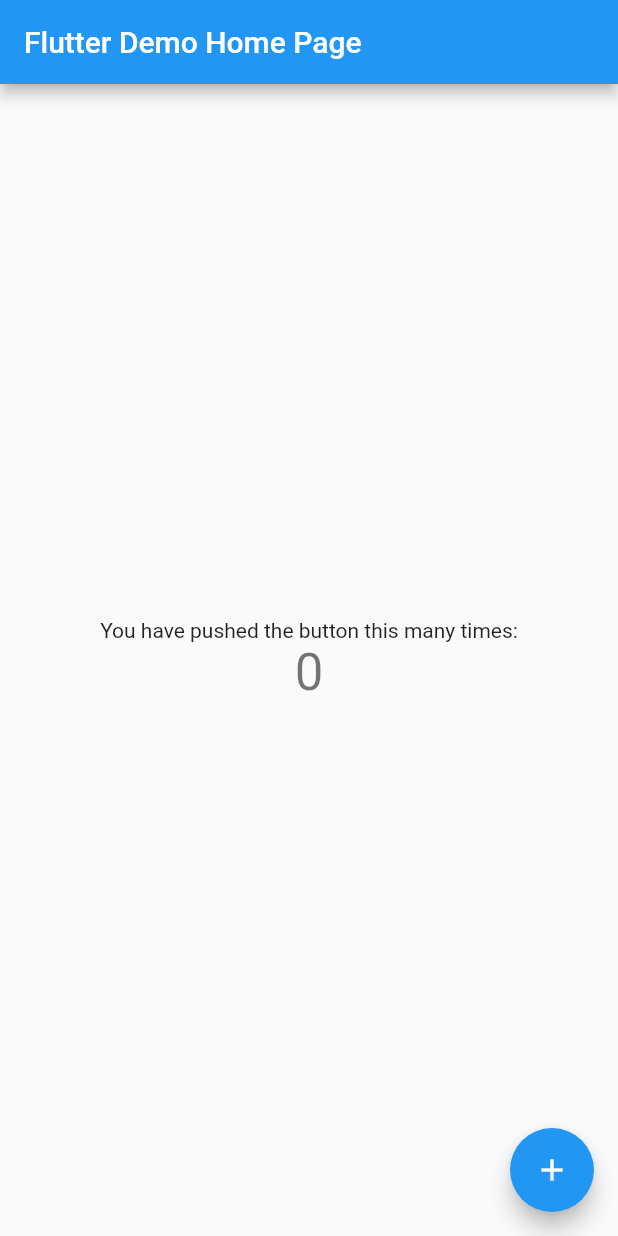
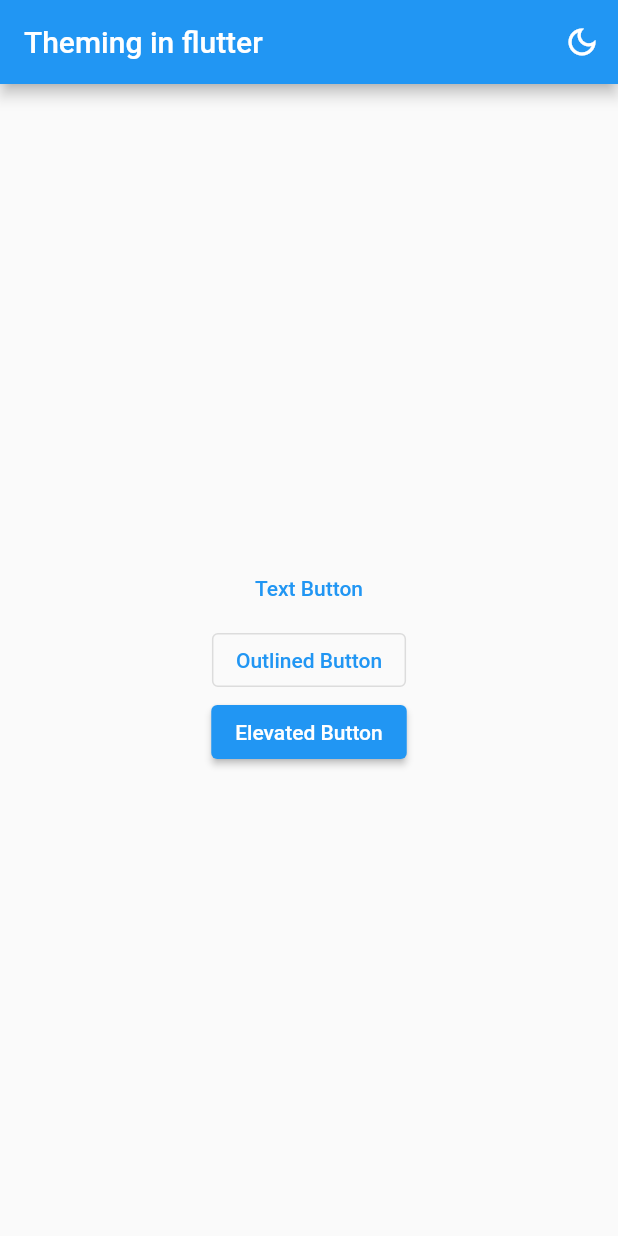
Before and after one commit to Mr-Ashitey/Flutter-Packages-Test, a Flutter app: the screen it shows after launch, on a phone screen of 412 x 824 dp. Run offline on Flutter 3.47's test engine with Material 2 defaults, Android fonts, the phone set to English and light mode, and no system bars.

Commit message:
theming finished

```diff
--- /dev/null
+++ b/lib/helpers/theme/dark.dart
@@ -0,0 +1,15 @@
+import 'package:flutter/material.dart';
+
+ThemeData darkTheme = ThemeData(
+  brightness: Brightness.dark,
+  primaryColor: Colors.red,
+  primarySwatch: Colors.red,
+  backgroundColor: Colors.black,
+  indicatorColor: const Color(0xff0E1D36),
+  hintColor: const Color(0xff280C0B),
+  highlightColor: const Color(0xff372901),
+  hoverColor: const Color(0xff3A3A3B),
+  focusColor: const Color(0xff0B2512),
+  disabledColor: Colors.grey,
+  cardColor: const Color(0xFF151515),
+);
--- /dev/null
+++ b/lib/helpers/theme/light.dart
@@ -0,0 +1,3 @@
+import 'package:flutter/material.dart';
+
+ThemeData lightTheme = ThemeData(brightness: Brightness.light);
--- /dev/null
+++ b/lib/helpers/theme/theme_provider.dart
@@ -0,0 +1,15 @@
+import 'package:flutter/material.dart';
+
+class ThemeManager with ChangeNotifier {
+  ThemeMode _themeMode = ThemeMode.light;
+  bool _isDark = false;
+
+  ThemeMode get themeMode => _themeMode;
+  bool get isDark => _isDark;
+
+  void toggleTheme() {
+    _themeMode = _isDark ? ThemeMode.light : ThemeMode.dark;
+    _isDark = !_isDark;
+    notifyListeners();
+  }
+}
--- a/lib/main.dart
+++ b/lib/main.dart
@@ -1,115 +1,61 @@
 import 'package:flutter/material.dart';
+import 'package:packages_flutter/helpers/theme/dark.dart';
+import 'package:packages_flutter/helpers/theme/light.dart';
+import 'package:packages_flutter/helpers/theme/theme_provider.dart';
+import 'package:provider/provider.dart';
 
-void main() {
-  runApp(const MyApp());
-}
+void main() => runApp(const MyApp());
 
 class MyApp extends StatelessWidget {
   const MyApp({Key? key}) : super(key: key);
 
-  // This widget is the root of your application.
   @override
   Widget build(BuildContext context) {
-    return MaterialApp(
-      title: 'Flutter Demo',
-      theme: ThemeData(
-        // This is the theme of your application.
-        //
-        // Try running your application with "flutter run". You'll see the
-        // application has a blue toolbar. Then, without quitting the app, try
-        // changing the primarySwatch below to Colors.green and then invoke
-        // "hot reload" (press "r" in the console where you ran "flutter run",
-        // or simply save your changes to "hot reload" in a Flutter IDE).
-        // Notice that the counter didn't reset back to zero; the application
-        // is not restarted.
-        primarySwatch: Colors.blue,
+    return MultiProvider(
+      providers: [ChangeNotifierProvider.value(value: ThemeManager())],
+      child: Consumer<ThemeManager>(
+        builder: (_, theme, __) {
+          return MaterialApp(
+            theme: lightTheme,
+            darkTheme: darkTheme,
+            themeMode: theme.themeMode,
+            home: const Home(),
+          );
+        },
       ),
-      home: const MyHomePage(title: 'Flutter Demo Home Page'),
     );
   }
 }
 
-class MyHomePage extends StatefulWidget {
-  const MyHomePage({Key? key, required this.title}) : super(key: key);
-
-  // This widget is the home page of your application. It is stateful, meaning
-  // that it has a State object (defined below) that contains fields that affect
-  // how it looks.
-
-  // This class is the configuration for the state. It holds the values (in this
-  // case the title) provided by the parent (in this case the App widget) and
-  // used by the build method of the State. Fields in a Widget subclass are
-  // always marked "final".
-
-  final String title;
-
-  @override
-  State<MyHomePage> createState() => _MyHomePageState();
-}
-
-class _MyHomePageState extends State<MyHomePage> {
-  int _counter = 0;
-
-  void _incrementCounter() {
-    setState(() {
-      // This call to setState tells the Flutter framework that something has
-      // changed in this State, which causes it to rerun the build method below
-      // so that the display can reflect the updated values. If we changed
-      // _counter without calling setState(), then the build method would not be
-      // called again, and so nothing would appear to happen.
-      _counter++;
-    });
-  }
+class Home extends StatelessWidget {
+  const Home({Key? key}) : super(key: key);
 
   @override
   Widget build(BuildContext context) {
-    // This method is rerun every time setState is called, for instance as done
-    // by the _incrementCounter method above.
-    //
-    // The Flutter framework has been optimized to make rerunning build methods
-    // fast, so that you can just rebuild anything that needs updating rather
-    // than having to individually change instances of widgets.
     return Scaffold(
       appBar: AppBar(
-        // Here we take the value from the MyHomePage object that was created by
-        // the App.build method, and use it to set our appbar title.
-        title: Text(widget.title),
+        title: const Text('Theming in flutter'),
+        actions: [
+          IconButton(
+            onPressed: context.read<ThemeManager>().toggleTheme,
+            icon: Icon(
+              context.watch<ThemeManager>().isDark
+                  ? Icons.light_mode_outlined
+                  : Icons.dark_mode_outlined,
+            ),
+          ),
+        ],
       ),
       body: Center(
-        // Center is a layout widget. It takes a single child and positions it
-        // in the middle of the parent.
-        child: Column(
-          // Column is also a layout widget. It takes a list of children and
-          // arranges them vertically. By default, it sizes itself to fit its
-          // children horizontally, and tries to be as tall as its parent.
-          //
-          // Invoke "debug painting" (press "p" in the console, choose the
-          // "Toggle Debug Paint" action from the Flutter Inspector in Android
-          // Studio, or the "Toggle Debug Paint" command in Visual Studio Code)
-          // to see the wireframe for each widget.
-          //
-          // Column has various properties to control how it sizes itself and
-          // how it positions its children. Here we use mainAxisAlignment to
-          // center the children vertically; the main axis here is the vertical
-          // axis because Columns are vertical (the cross axis would be
-          // horizontal).
-          mainAxisAlignment: MainAxisAlignment.center,
-          children: <Widget>[
-            const Text(
-              'You have pushed the button this many times:',
-            ),
-            Text(
-              '$_counter',
-              style: Theme.of(context).textTheme.headline4,
-            ),
-          ],
-        ),
-      ),
-      floatingActionButton: FloatingActionButton(
-        onPressed: _incrementCounter,
-        tooltip: 'Increment',
-        child: const Icon(Icons.add),
-      ), // This trailing comma makes auto-formatting nicer for build methods.
+          child: Column(
+        mainAxisAlignment: MainAxisAlignment.center,
+        children: [
+          TextButton(onPressed: () {}, child: const Text('Text Button')),
+          OutlinedButton(
+              onPressed: () {}, child: const Text('Outlined Button')),
+          ElevatedButton(onPressed: () {}, child: const Text('Elevated Button'))
+        ],
+      )),
     );
   }
 }
```
Also changed, not shown: pubspec.yaml (+4 -12 lines), pubspec.lock.
